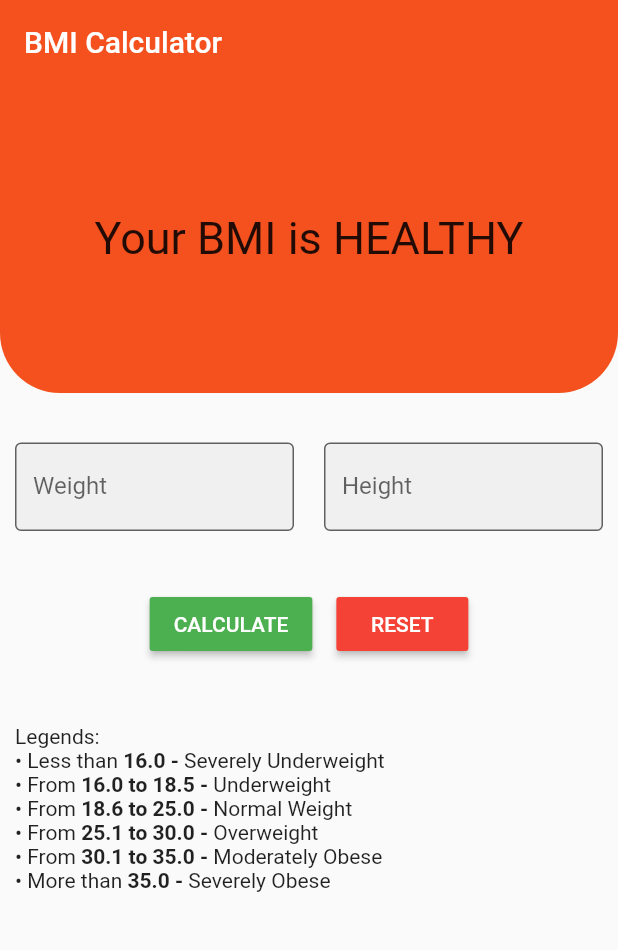
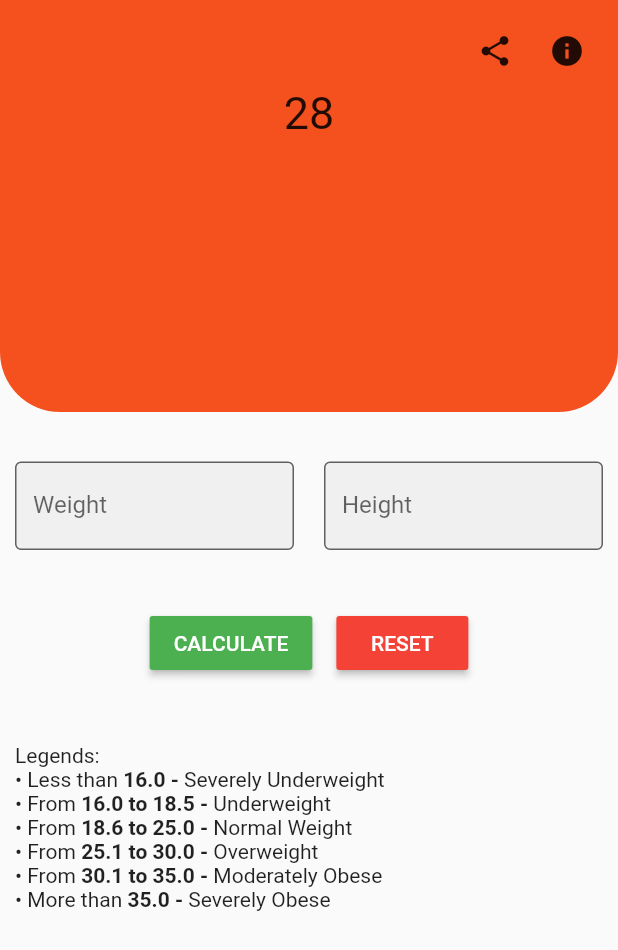
Before and after one commit to iqfareez/bmi_calculator, a Flutter app: the screen it shows after launch, on a phone screen of 412 x 824 dp. Shown: the top 950 px of the screen. Run offline on Flutter 3.47's test engine with Material 2 defaults, Android fonts, the phone set to English and light mode, and no system bars.

Commit message:
remove appbar and make it my own

```diff
--- a/lib/AppBody.dart
+++ b/lib/AppBody.dart
@@ -1,7 +1,10 @@
 import 'dart:math';
 
 import 'package:flutter/material.dart';
+import 'package:flutter/rendering.dart';
+import 'package:flutter/services.dart';
 
+import 'Utils/RegExInputFormatter.dart';
 import 'Utils/sizeconfig.dart';
 import 'View/legendsTable.dart';
 
@@ -10,13 +13,31 @@ class AppBody extends StatefulWidget {
   _AppBodyState createState() => _AppBodyState();
 }
 
-double calculateBMI(double weight, double height) {
-  return (weight / pow(height, 2));
+double calculateBMI({String weight, String height}) {
+  double _weight;
+  double _height;
+
+  try {
+    _weight = double.parse(weight);
+    _height = double.parse(height);
+  } on FormatException {
+    print('Invalid format');
+  }
+
+  var result = (_weight / pow(_height, 2));
+  print('result is $result');
+  return result;
 }
 
 class _AppBodyState extends State<AppBody> {
+  final _amountValidator = RegExInputFormatter.withRegex(
+      '^\$|^(0|([1-9][0-9]{0,}))(\\.[0-9]{0,})?\$');
   final weightController = TextEditingController();
   final heightController = TextEditingController();
+  final snackBar = SnackBar(
+    content: Text('Cannot calculate\nOne or more field is empty'),
+    duration: Duration(seconds: 2),
+  );
 
   @override
   Widget build(BuildContext context) {
@@ -27,7 +48,7 @@ class _AppBodyState extends State<AppBody> {
         children: <Widget>[
           Container(
             width: SizeConfig.screenWidth,
-            height: SizeConfig.screenHeight / 4,
+            height: SizeConfig.screenHeight / 3,
             decoration: BoxDecoration(
               color: Colors.deepOrange.shade600,
               borderRadius: BorderRadius.only(
@@ -35,13 +56,35 @@ class _AppBodyState extends State<AppBody> {
                   bottomRight: Radius.circular(40)),
             ),
             padding: EdgeInsets.all(10.0),
-            child: Row(
-              mainAxisAlignment: MainAxisAlignment.spaceEvenly,
-              children: <Widget>[
-                Text(
-                  'Your BMI is HEALTHY',
-                  style: TextStyle(fontSize: 30),
-                )
+            child: Column(
+              mainAxisAlignment: MainAxisAlignment.start,
+              children: [
+                Row(
+                  mainAxisAlignment: MainAxisAlignment.end,
+                  children: [
+                    IconButton(
+                      icon: Icon(Icons.share),
+                      onPressed: () {
+                        print('Pressed');
+                      },
+                    ),
+                    IconButton(
+                      icon: Icon(Icons.info),
+                      onPressed: () {
+                        print('Prssed info');
+                      },
+                    )
+                  ],
+                ),
+                Row(
+                  mainAxisAlignment: MainAxisAlignment.spaceEvenly,
+                  children: <Widget>[
+                    Text(
+                      '28',
+                      style: TextStyle(fontSize: 30),
+                    )
+                  ],
+                ),
               ],
             ),
           ),
@@ -70,6 +113,7 @@ class _AppBodyState extends State<AppBody> {
                               alignLabelWithHint: false,
                               filled: true),
                           keyboardType: TextInputType.number,
+                          inputFormatters: [_amountValidator],
                           textInputAction: TextInputAction.done,
                         ),
                       ),
@@ -89,6 +133,7 @@ class _AppBodyState extends State<AppBody> {
                               alignLabelWithHint: false,
                               filled: true),
                           keyboardType: TextInputType.number,
+                          inputFormatters: [_amountValidator],
                           textInputAction: TextInputAction.done,
                         ),
                       ),
@@ -111,6 +156,14 @@ class _AppBodyState extends State<AppBody> {
                           print('Button calculate pressed');
                           print('height is ' + heightController.text);
                           print('weight is ' + weightController.text);
+                          if (weightController.text == "" ||
+                              heightController.text == "") {
+                            Scaffold.of(context).showSnackBar(snackBar);
+                          } else {
+                            calculateBMI(
+                                height: heightController.text,
+                                weight: weightController.text);
+                          }
                         },
                       ),
                     ),
@@ -140,5 +193,6 @@ class _AppBodyState extends State<AppBody> {
   }
 }
 
-//TODO: letak share icon kat toolbar
+//TODO: letak info icon kat toolbar
+//TODO: Share icon as fab
 //TODO: Letak funtion reset
--- /dev/null
+++ b/lib/Utils/RegExInputFormatter.dart
@@ -0,0 +1,46 @@
+import 'package:flutter/material.dart';
+import 'package:flutter/services.dart';
+
+class RegExInputFormatter implements TextInputFormatter {
+  final RegExp _regExp;
+
+  RegExInputFormatter._(this._regExp);
+
+  factory RegExInputFormatter.withRegex(String regexString) {
+    try {
+      final regex = RegExp(regexString);
+      return RegExInputFormatter._(regex);
+    } catch (e) {
+      // Something not right with regex string.
+      assert(false, e.toString());
+      return null;
+    }
+  }
+
+  @override
+  TextEditingValue formatEditUpdate(
+      TextEditingValue oldValue, TextEditingValue newValue) {
+    final oldValueValid = _isValid(oldValue.text);
+    final newValueValid = _isValid(newValue.text);
+    if (oldValueValid && !newValueValid) {
+      return oldValue;
+    }
+    return newValue;
+  }
+
+  bool _isValid(String value) {
+    try {
+      final matches = _regExp.allMatches(value);
+      for (Match match in matches) {
+        if (match.start == 0 && match.end == value.length) {
+          return true;
+        }
+      }
+      return false;
+    } catch (e) {
+      // Invalid regex
+      assert(false, e.toString());
+      return true;
+    }
+  }
+}
--- a/lib/main.dart
+++ b/lib/main.dart
@@ -11,7 +11,7 @@ class MyApp extends StatelessWidget {
   @override
   Widget build(BuildContext context) {
     return MaterialApp(
-      title: 'BMI Calculator',
+      title: 'BMI Calculator ',
       theme: ThemeData(
         primarySwatch: Colors.deepOrange,
         visualDensity: VisualDensity.adaptivePlatformDensity,
@@ -25,11 +25,6 @@ class MyHomePage extends StatelessWidget {
   @override
   Widget build(BuildContext context) {
     return Scaffold(
-      appBar: AppBar(
-        title: Text('BMI Calculator'),
-        elevation: 0.0,
-        backgroundColor: Colors.deepOrange.shade600,
-      ),
       body: AppBody(),
     );
   }
```
Also changed, not shown: 1 other file.
